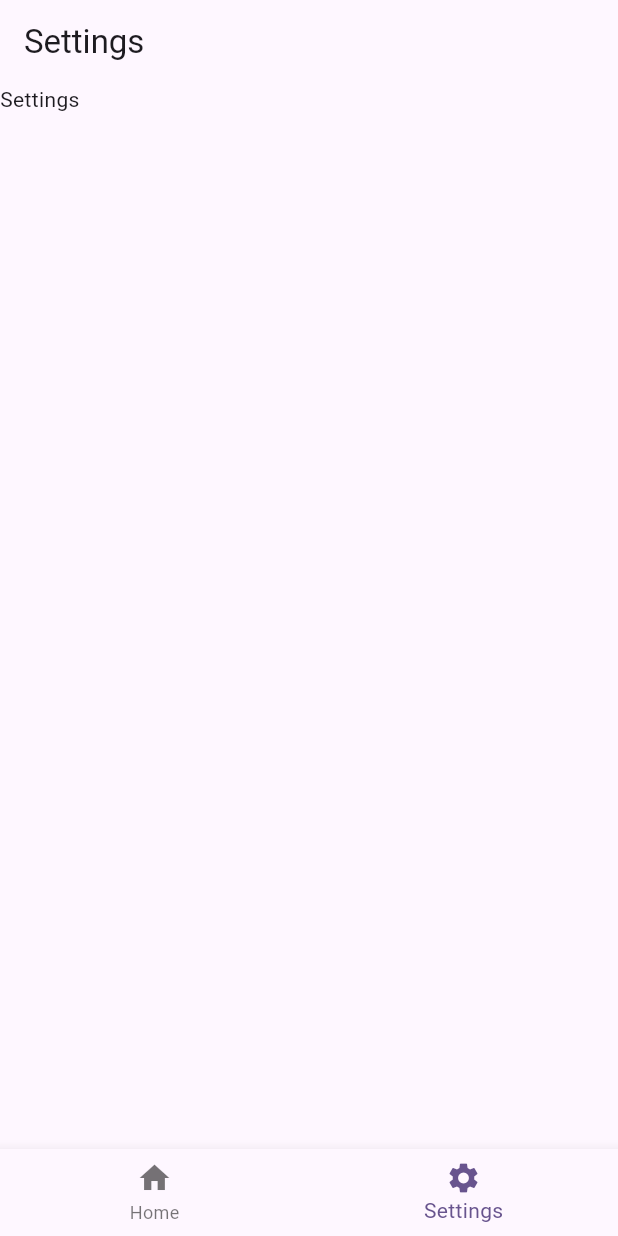
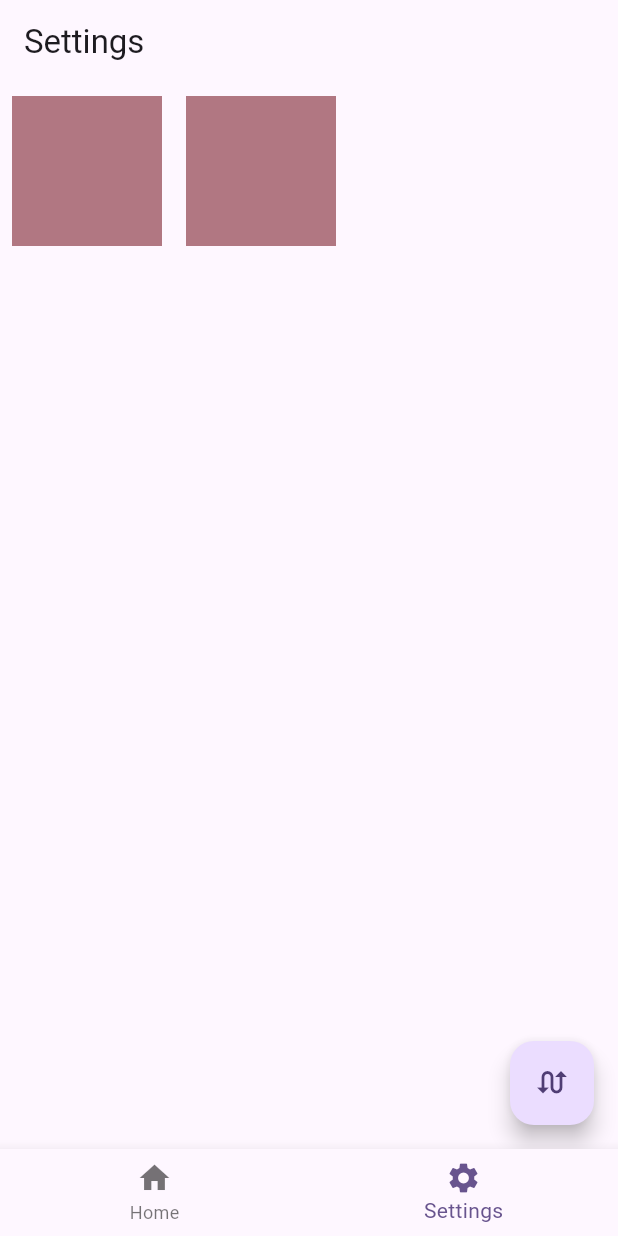
Before and after one commit to futurechallenger/todo_simple_example, a Flutter app: the screen it shows after launch, item 2 of the bottom bar chosen, on a phone screen of 412 x 824 dp. Run offline on Flutter 3.47's test engine with Material 3 defaults, Android fonts, the light colour scheme and no system bars.

Commit message:
swap color tiles

```diff
--- a/lib/main.dart
+++ b/lib/main.dart
@@ -2,8 +2,8 @@ import 'package:flutter/material.dart';
 import 'package:todo_simple_example/screens/home_page.dart';
 import 'package:todo_simple_example/screens/settings_page.dart';
 
-const List<Widget> _pages = [
-  HomePage(
+List<Widget> _pages = [
+  const HomePage(
     title: 'Todo',
   ),
   SettingsPage(),
--- a/lib/screens/settings_page.dart
+++ b/lib/screens/settings_page.dart
@@ -1,7 +1,29 @@
 import 'package:flutter/material.dart';
+import 'dart:math' as math;
 
-class SettingsPage extends StatelessWidget {
+class SettingsPage extends StatefulWidget {
   const SettingsPage({super.key});
+
+  @override
+  State<SettingsPage> createState() => _SettingsPageState();
+}
+
+class _SettingsPageState extends State<SettingsPage> {
+  final List<Widget> tiles = [
+    Padding(
+      key: UniqueKey(),
+      padding: const EdgeInsets.all(8.0),
+      child: StatefulTile(
+        key: UniqueKey(),
+      ),
+    ),
+    Padding(
+      padding: const EdgeInsets.all(8.0),
+      child: StatefulTile(
+        key: UniqueKey(),
+      ),
+    ),
+  ];
 
   @override
   Widget build(BuildContext context) {
@@ -9,7 +31,60 @@ class SettingsPage extends StatelessWidget {
       appBar: AppBar(
         title: const Text('Settings'),
       ),
-      body: const Text('Settings'),
+      body: Row(
+        children: tiles,
+      ),
+      floatingActionButton: FloatingActionButton(
+        child: const Icon(Icons.swap_calls),
+        onPressed: () {
+          debugPrint("floating button is clicked");
+          setState(() {
+            tiles.insert(1, tiles.removeAt(0));
+          });
+        },
+      ),
     );
   }
 }
+
+class StatelessTile extends StatelessWidget {
+  StatelessTile({super.key});
+
+  final Color theColor = Color(math.Random().nextInt(0xffffffff));
+
+  @override
+  Widget build(BuildContext context) {
+    return Container(
+      width: 100.0,
+      height: 100.0,
+      color: theColor,
+    );
+  }
+}
+
+class StatefulTile extends StatefulWidget {
+  const StatefulTile({super.key});
+
+  @override
+  State<StatefulTile> createState() => _StatefulTileState();
+}
+
+class _StatefulTileState extends State<StatefulTile> {
+  late Color theColor;
+
+  @override
+  void initState() {
+    super.initState();
+
+    theColor = Color(math.Random().nextInt(0xffffffff));
+  }
+
+  @override
+  Widget build(BuildContext context) {
+    return Container(
+      width: 100.0,
+      height: 100.0,
+      color: theColor,
+    );
+  }
+}
```
